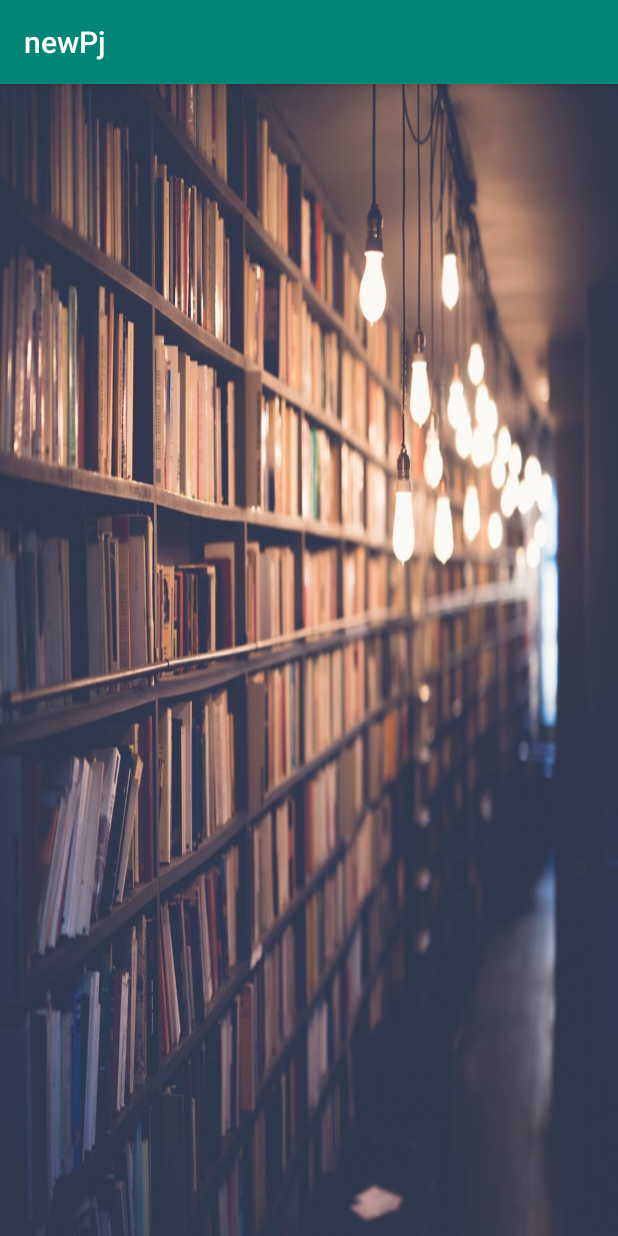
After one commit to Bahaeddinebettaieb/Bibliotheque, an Android app: the GetLivre screen opened directly, with no data from a screen before it, on a phone screen of 412 x 824 dp. The commit adds this screen. Run offline under Robolectric (Android 15) with nearby library versions, the phone set to English and light mode, and no system bars; our stand-ins replace Firebase (no records; nobody signed in at launch, a user with empty details on screens opened directly).

Commit message:
Fix getBook

```diff
--- a/app/src/main/AndroidManifest.xml
+++ b/app/src/main/AndroidManifest.xml
@@ -21,7 +21,8 @@
         <activity android:name=".Dashboard" />
         <activity android:name=".test" />
         <activity android:name=".Register" />
-        <activity android:name=".AjouterLivre"></activity>
+        <activity android:name=".AjouterLivre" />
+        <activity android:name=".GetLivre"></activity>
     </application>
 
 </manifest>
--- a/app/src/main/java/com/example/lenovo/newpj/AjouterLivre.java
+++ b/app/src/main/java/com/example/lenovo/newpj/AjouterLivre.java
@@ -5,6 +5,7 @@ import android.content.Intent;
 import android.support.annotation.NonNull;
 import android.support.v7.app.AppCompatActivity;
 import android.os.Bundle;
+import android.text.TextUtils;
 import android.view.View;
 import android.widget.Button;
 import android.widget.EditText;
--- /dev/null
+++ b/app/src/main/java/com/example/lenovo/newpj/GetLivre.java
@@ -0,0 +1,57 @@
+package com.example.lenovo.newpj;
+
+import android.support.annotation.NonNull;
+import android.support.v7.app.AppCompatActivity;
+import android.os.Bundle;
+import android.widget.ArrayAdapter;
+import android.widget.ListView;
+import android.widget.Toast;
+
+import com.google.firebase.database.DataSnapshot;
+import com.google.firebase.database.DatabaseError;
+import com.google.firebase.database.DatabaseReference;
+import com.google.firebase.database.FirebaseDatabase;
+import com.google.firebase.database.ValueEventListener;
+
+import java.util.ArrayList;
+
+public class GetLivre extends AppCompatActivity {
+    ListView myListView;
+    ArrayList<String> myArrayList;
+    FirebaseDatabase database;
+    DatabaseReference myRef;
+    ArrayAdapter<String> myArrayAdapter;
+    Livre livre;
+
+    @Override
+    protected void onCreate(Bundle savedInstanceState) {
+        super.onCreate(savedInstanceState);
+        setContentView(R.layout.activity_get_livre);
+
+        livre = new Livre();
+        myListView = (ListView)findViewById(R.id.listView);
+        myArrayList = new ArrayList<>();
+        myArrayAdapter = new ArrayAdapter<String>(this,R.layout.livre_info,R.id.livreInfo,myArrayList);
+
+        database = FirebaseDatabase.getInstance();
+        myRef = database.getReference("Livre");
+
+        myRef.addValueEventListener(new ValueEventListener() {
+            @Override
+            public void onDataChange(@NonNull DataSnapshot dataSnapshot) {
+                for(DataSnapshot ds : dataSnapshot.getChildren()){
+                    livre = ds.getValue(Livre.class);
+                    myArrayList.add( "Titre:" +  " " + livre.getTitre().toString() + "," + " " + "Editeur:" + " " + livre.getEditeur().toString() + ","
+                            + " " + "Auteur:" + " " + livre.getAuteur().toString());
+                }
+                myListView.setAdapter(myArrayAdapter);
+            }
+
+            @Override
+            public void onCancelled(@NonNull DatabaseError databaseError) {
+                Toast.makeText(GetLivre.this,"Aucun livre...", Toast.LENGTH_LONG).show();
+
+            }
+        });
+    }
+}
--- a/app/src/main/res/layout/activity_dashboard.xml
+++ b/app/src/main/res/layout/activity_dashboard.xml
@@ -45,7 +45,7 @@
             android:layout_height="wrap_content">
 
                 <android.support.v7.widget.CardView
-                    android:id="@+id/gestionUtilisateur"
+                    android:id="@+id/gestionLivre"
                     android:layout_width="wrap_content"
                     android:layout_height="wrap_content"
                     android:layout_columnWeight="1"
@@ -68,7 +68,7 @@
 
                         <TextView
                             android:textSize="18sp"
-                            android:text="Gestion Produits"
+                            android:text="Gestion Livres"
                             android:layout_width="wrap_content"
                             android:layout_height="wrap_content" />
                     </LinearLayout>
--- /dev/null
+++ b/app/src/main/res/layout/activity_get_livre.xml
@@ -0,0 +1,20 @@
+<?xml version="1.0" encoding="utf-8"?>
+<LinearLayout xmlns:android="http://schemas.android.com/apk/res/android"
+    xmlns:app="http://schemas.android.com/apk/res-auto"
+    xmlns:tools="http://schemas.android.com/tools"
+       android:layout_width="match_parent"
+    android:layout_height="wrap_content"
+    android:orientation="horizontal"
+    android:padding="16dp"
+    android:background="@drawable/biblio"
+    tools:context=".GetLivre">
+
+
+    <ListView
+        android:id="@+id/listView"
+        android:layout_width="match_parent"
+        android:layout_height="match_parent">
+
+    </ListView>
+
+</LinearLayout>
```
Also changed, not shown: app/src/main/java/com/example/lenovo/newpj/Dashboard.java (+10 -1 lines), app/src/main/res/layout/livre_info.xml (added, +19 -0 lines), 1 other file.
